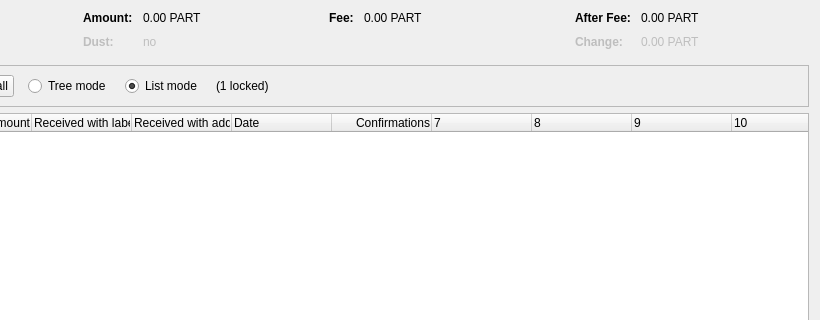
First picture: the form in src/qt/forms/coincontroldialog.ui, repository amigochain/amg-chain-source-code, before the edit; both pictures show x 180 to 1000 and y 0 to 320 of the 1000 by 500 pixel window.
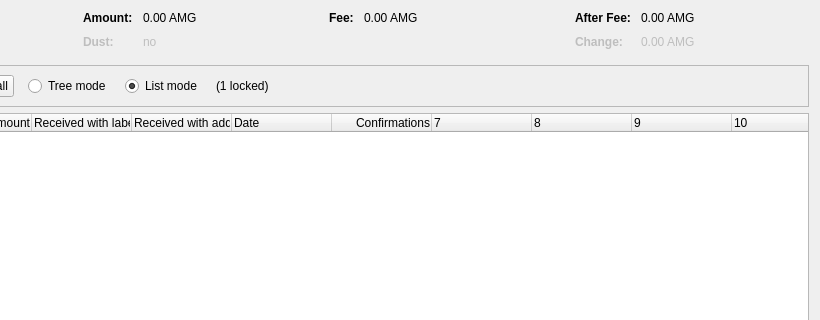
Second picture: the form after the edit. Custom widgets are drawn as their Qt base class.

Commit message: PART->AMG

Patch:
```diff
--- a/src/qt/forms/coincontroldialog.ui
+++ b/src/qt/forms/coincontroldialog.ui
@@ -132,7 +132,7 @@
           <enum>Qt::ActionsContextMenu</enum>
          </property>
          <property name="text">
-          <string notr="true">0.00 PART</string>
+          <string notr="true">0.00 AMG</string>
          </property>
          <property name="textInteractionFlags">
           <set>Qt::LinksAccessibleByMouse|Qt::TextSelectableByKeyboard|Qt::TextSelectableByMouse</set>
@@ -212,7 +212,7 @@
           <enum>Qt::ActionsContextMenu</enum>
          </property>
          <property name="text">
-          <string notr="true">0.00 PART</string>
+          <string notr="true">0.00 AMG</string>
          </property>
          <property name="textInteractionFlags">
           <set>Qt::LinksAccessibleByMouse|Qt::TextSelectableByKeyboard|Qt::TextSelectableByMouse</set>
@@ -257,7 +257,7 @@
           <enum>Qt::ActionsContextMenu</enum>
          </property>
          <property name="text">
-          <string notr="true">0.00 PART</string>
+          <string notr="true">0.00 AMG</string>
          </property>
          <property name="textInteractionFlags">
           <set>Qt::LinksAccessibleByMouse|Qt::TextSelectableByKeyboard|Qt::TextSelectableByMouse</set>
@@ -292,7 +292,7 @@
           <enum>Qt::ActionsContextMenu</enum>
          </property>
          <property name="text">
-          <string notr="true">0.00 PART</string>
+          <string notr="true">0.00 AMG</string>
          </property>
          <property name="textInteractionFlags">
           <set>Qt::LinksAccessibleByMouse|Qt::TextSelectableByKeyboard|Qt::TextSelectableByMouse</set>
```
The commit also changes 8 other files.
